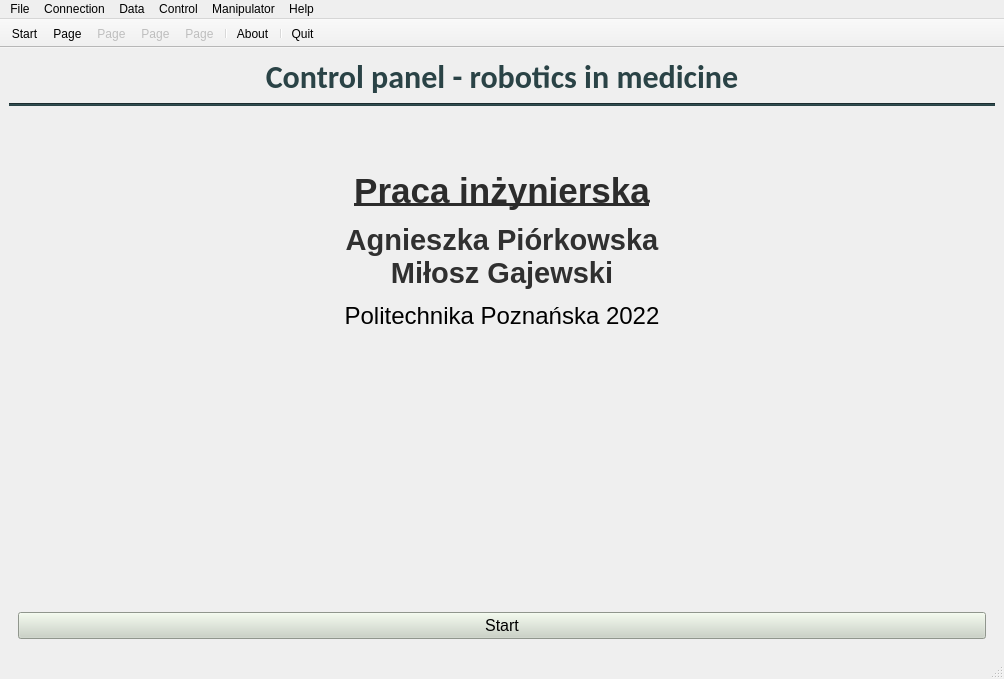
mgmike1011/INZ-GUI, file Main/GUI_INZ_Main_project/mainwindow.ui: the form before one commit.
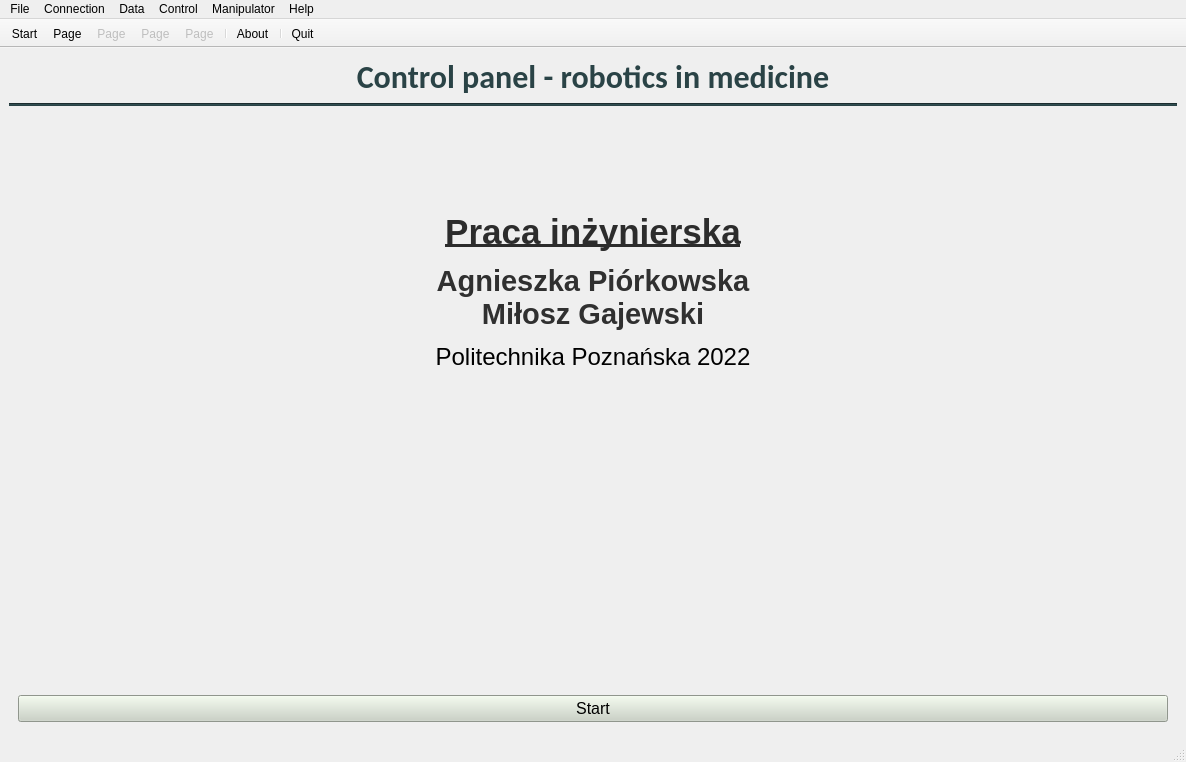
The form after the commit. The open tabs and pages were chosen to show the change. Icons and pictures are not drawn.

```diff
--- a/Main/GUI_INZ_Main_project/mainwindow.ui
+++ b/Main/GUI_INZ_Main_project/mainwindow.ui
@@ -6,8 +6,8 @@
    <rect>
     <x>0</x>
     <y>0</y>
-    <width>1004</width>
-    <height>679</height>
+    <width>1186</width>
+    <height>762</height>
    </rect>
   </property>
   <property name="windowTitle">
@@ -954,8 +954,8 @@
     <rect>
      <x>0</x>
      <y>0</y>
-     <width>1004</width>
-     <height>21</height>
+     <width>1186</width>
+     <height>25</height>
     </rect>
    </property>
    <widget class="QMenu" name="menuFile">
```
Left out of the diff: 2 changed lines with no effect on the pictures.
